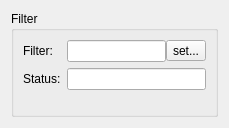
The window that pyobs_gui/qt/filterwidget.ui (pyobs/pyobs-gui) describes before a commit, drawn with Qt 5.
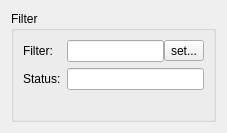
The same window after the commit. Icons and pictures are not drawn.

```diff
--- a/pyobs_gui/qt/filterwidget.ui
+++ b/pyobs_gui/qt/filterwidget.ui
@@ -6,8 +6,8 @@
    <rect>
     <x>0</x>
     <y>0</y>
-    <width>229</width>
-    <height>128</height>
+    <width>227</width>
+    <height>133</height>
    </rect>
   </property>
   <property name="windowTitle">
```
Left out of the diff: 4 changed lines with no effect on the pictures.
